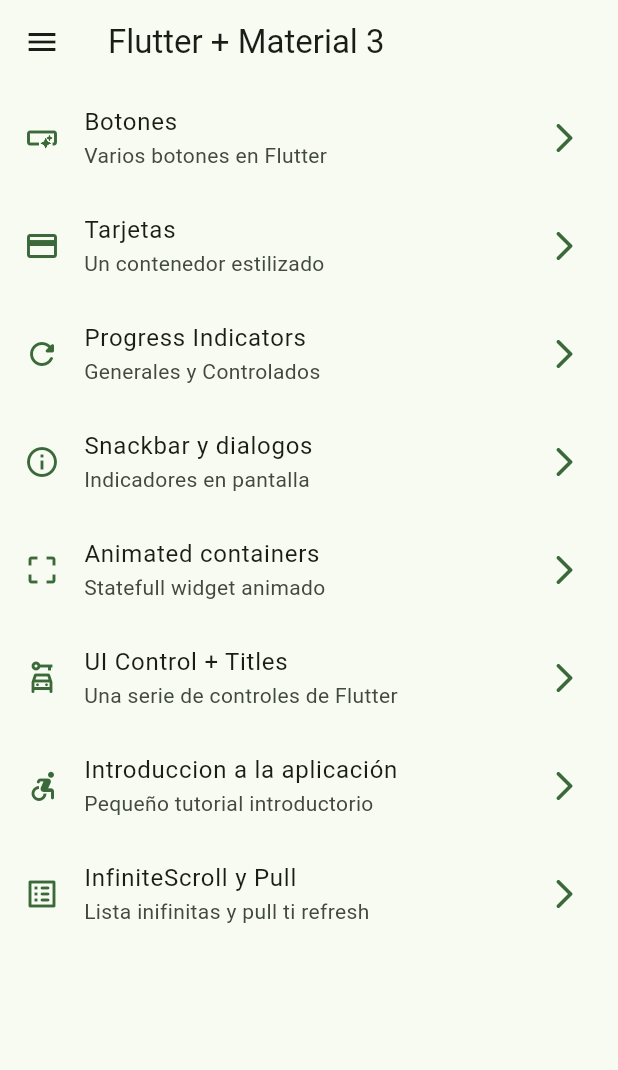
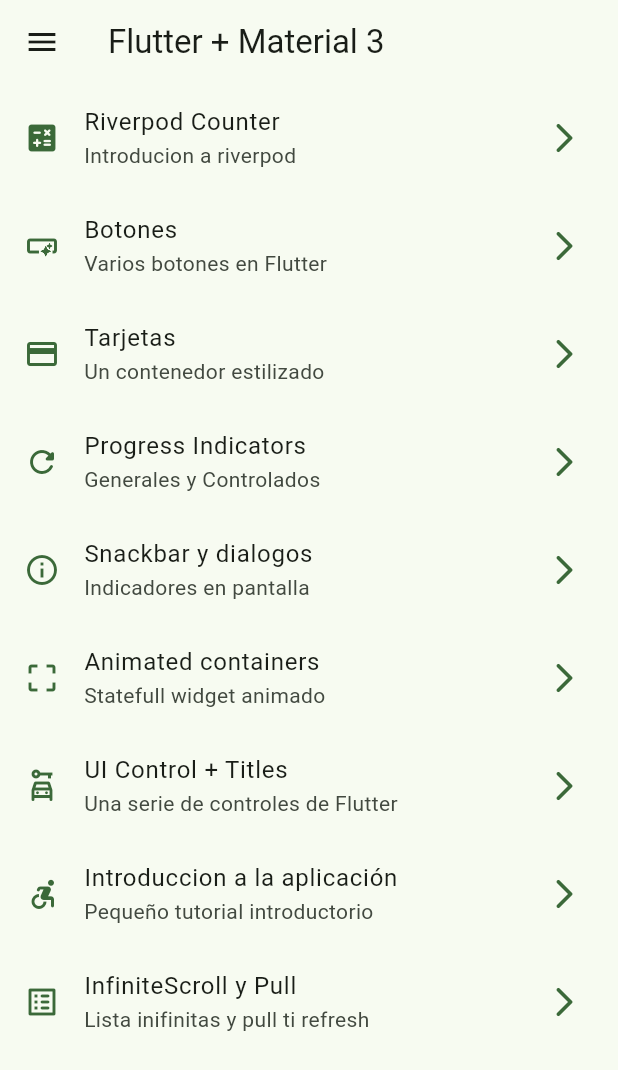
Before and after one commit to morangullit/wigets, a Flutter app: the screen it shows after launch, on a phone screen of 412 x 824 dp. Shown: the top 1070 px of the screen. Run offline on Flutter 3.47's test engine with Material 2 defaults, Android fonts, the phone set to English and light mode, and no system bars; our stand-ins replace animate_do, flutter_riverpod, go_router.

Commit message:
Theme y counter provider

```diff
--- a/lib/config/menu/menu_items.dart
+++ b/lib/config/menu/menu_items.dart
@@ -15,6 +15,13 @@ class MenuItem {
 }
 
 const appMenuItems = <MenuItem>[
+
+  MenuItem(
+    title: 'Riverpod Counter',
+    subTitle: 'Introducion a riverpod',
+    link: '/counter_screen',
+    icon: Icons.calculate_rounded
+    ),
 
   MenuItem(
     title: 'Botones',
@@ -71,4 +78,6 @@ const appMenuItems = <MenuItem>[
     link: '/infinite',
     icon: Icons.list_alt_rounded
     ),
+
+
 ];
--- a/lib/config/router/app_router.dart
+++ b/lib/config/router/app_router.dart
@@ -1,4 +1,5 @@
 import 'package:go_router/go_router.dart';
+import 'package:widgets_app/presentation/screens/counter/counter_screen.dart';
 
 import '../../presentation/screens/screens.dart';
 
@@ -59,5 +60,11 @@ final appRouter = GoRouter(
       name: InfiniteScroll.name,
       builder: (context, state) => const InfiniteScroll(),
     ),
+
+    GoRoute(
+      path: '/counter_screen',
+      name: CounterScreen.name,
+      builder: (context, state) => const CounterScreen(),
+    ),
   ],
 );
--- a/lib/main.dart
+++ b/lib/main.dart
@@ -1,10 +1,13 @@
 import 'package:flutter/material.dart';
+import 'package:flutter_riverpod/flutter_riverpod.dart';
 import 'package:widgets_app/config/router/app_router.dart';
 import 'package:widgets_app/config/theme/app_theme.dart';
 
 
 void main() {
-  runApp(const MainApp());
+  runApp(
+    const ProviderScope(child: MainApp())
+  );
 }
 
 class MainApp extends StatelessWidget {
--- /dev/null
+++ b/lib/presentation/providers/theme_provider.dart
@@ -0,0 +1,6 @@
+
+
+
+import 'package:flutter_riverpod/flutter_riverpod.dart';
+
+final isDarkmodeProvider = StateProvider<bool>((ref) => false);
--- a/lib/presentation/screens/screens.dart
+++ b/lib/presentation/screens/screens.dart
@@ -1,12 +1,14 @@
+
+
 
 
 export 'package:widgets_app/presentation/screens/animated/animated_screen.dart';
 export 'package:widgets_app/presentation/screens/app_tutorial/app_tutorial_scrren.dart';
+export 'package:widgets_app/presentation/screens/buttons/buttons_screen.dart';
+export 'package:widgets_app/presentation/screens/cards/cards_screen.dart';
+export 'package:widgets_app/presentation/screens/counter/counter_screen.dart';
+export 'package:widgets_app/presentation/screens/home/home_screen.dart';
 export 'package:widgets_app/presentation/screens/infinite_scroll/infinite_scroll_screen.dart';
 export 'package:widgets_app/presentation/screens/progress/progress_screen.dart';
 export 'package:widgets_app/presentation/screens/snackbar/snackbar_screen.dart';
 export 'package:widgets_app/presentation/screens/ui_controls/ui_control_screen.dart';
-
-export 'package:widgets_app/presentation/screens/buttons/buttons_screen.dart';
-export 'package:widgets_app/presentation/screens/cards/cards_screen.dart';
-export 'package:widgets_app/presentation/screens/home/home_screen.dart';
--- a/pubspec.yaml
+++ b/pubspec.yaml
@@ -11,6 +11,7 @@ dependencies:
   flutter:
     sdk: flutter
   go_router: ^10.0.0
+  flutter_riverpod: ^2.3.6
 
 dev_dependencies:
   flutter_lints: ^2.0.0
```
Also changed, not shown: lib/presentation/providers/counter_provider.dart (added, +7 -0 lines), lib/presentation/screens/counter/counter_screen.dart (added, +42 -0 lines), pubspec.lock.
